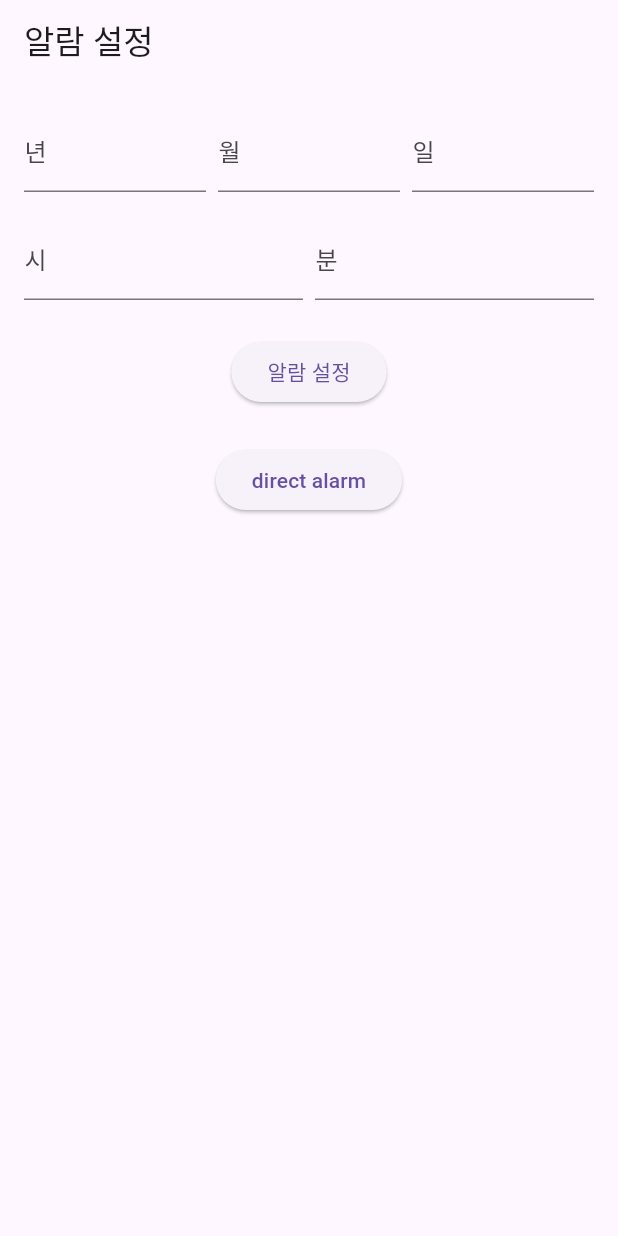
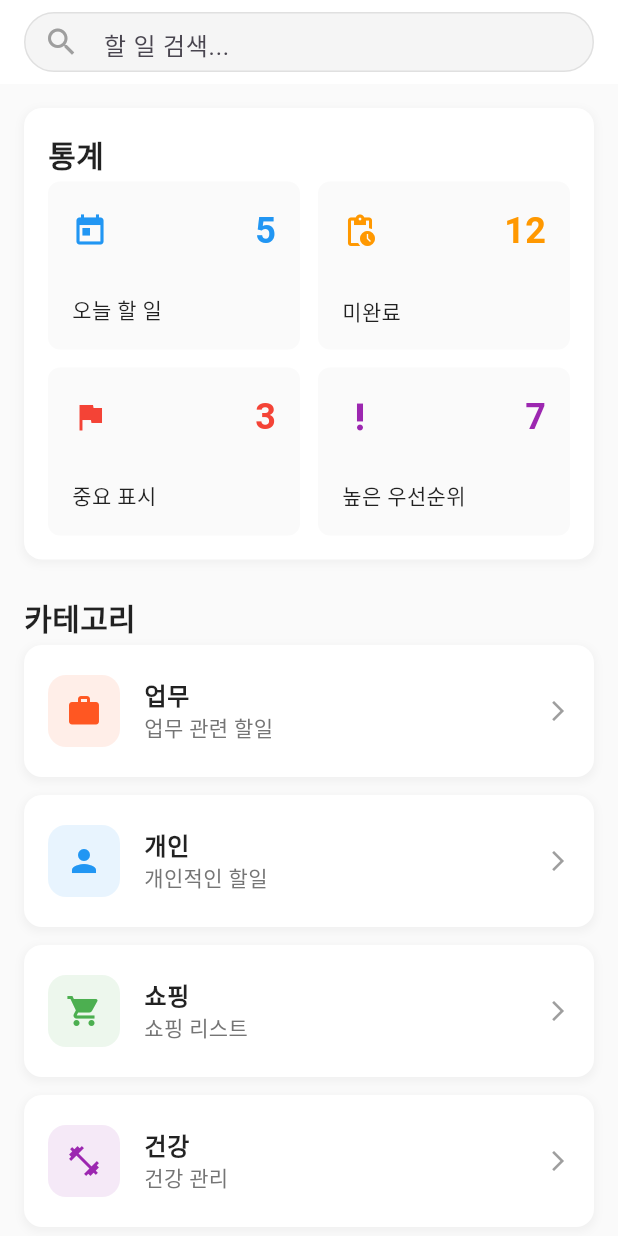
Before and after one commit to ysa5347/reminder, a Flutter app: the screen it shows after launch, on a phone screen of 412 x 824 dp. Run offline on Flutter 3.47's test engine with Material 3 defaults, Android fonts, the light colour scheme and no system bars; our stand-ins replace equatable, floor, flutter_bloc, flutter_local_notifications, get_it, permission_handler and 2 more; accounts and stored records are empty; generated files the repository leaves out were written again.

Commit message:
FEAT; main page view prototype (1)

```diff
--- a/lib/main.dart
+++ b/lib/main.dart
@@ -9,6 +9,7 @@ import 'package:reminder/core/injection_container.dart' as di;
 import 'package:reminder/core/localnotification_setup.dart';
 
 // Presentation imports
+import 'package:reminder/presentation/pages/main/main_page.dart';
 import 'package:reminder/presentation/pages/alarm/alarm_setting_page.dart';
 import 'package:reminder/presentation/blocs/alarm/alarm_bloc.dart';
 
@@ -40,10 +41,7 @@ class MyApp extends StatelessWidget {
         primarySwatch: Colors.blue,
         visualDensity: VisualDensity.adaptivePlatformDensity,
       ),
-      home: BlocProvider(
-        create: (context) => di.getIt<AlarmBloc>(),
-        child: AlarmSettingPage(),
-      ),
+      home: MainPage(),
     );
   }
 }
--- /dev/null
+++ b/lib/presentation/blocs/main/main_bloc.dart
@@ -0,0 +1,95 @@
+import 'package:flutter_bloc/flutter_bloc.dart';
+import 'main_event.dart';
+import 'main_state.dart';
+import '../../../domain/entities/category.dart';
+import '../../../domain/entities/item.dart';
+
+class MainBloc extends Bloc<MainEvent, MainState> {
+  MainBloc() : super(MainInitial()) {
+    on<LoadMainData>(_onLoadMainData);
+    on<RefreshMainData>(_onRefreshMainData);
+    on<SearchItems>(_onSearchItems);
+  }
+
+  Future<void> _onLoadMainData(
+    LoadMainData event,
+    Emitter<MainState> emit,
+  ) async {
+    emit(MainLoading());
+
+    try {
+      // TODO: Implement actual data fetching logic
+      // For now, we'll use mock data
+      final categories = _getMockCategories();
+      final statistics = _getMockStatistics();
+
+      emit(MainLoaded(
+        categories: categories,
+        todayItemsCount: statistics['today']!,
+        incompleteItemsCount: statistics['incomplete']!,
+        flaggedItemsCount: statistics['flagged']!,
+        highPriorityItemsCount: statistics['highPriority']!,
+      ));
+    } catch (error) {
+      emit(MainError(error.toString()));
+    }
+  }
+
+  Future<void> _onRefreshMainData(
+    RefreshMainData event,
+    Emitter<MainState> emit,
+  ) async {
+    await _onLoadMainData(LoadMainData(), emit);
+  }
+
+  Future<void> _onSearchItems(
+    SearchItems event,
+    Emitter<MainState> emit,
+  ) async {
+    // TODO: Implement search functionality
+    // This will be used for the search bar
+    print('Searching for: ${event.query}');
+  }
+
+  List<Category> _getMockCategories() {
+    return [
+      const Category(
+        id: 1,
+        name: '업무',
+        description: '업무 관련 할일',
+        color: '#FF5722',
+        icon: 'work',
+      ),
+      const Category(
+        id: 2,
+        name: '개인',
+        description: '개인적인 할일',
+        color: '#2196F3',
+        icon: 'person',
+      ),
+      const Category(
+        id: 3,
+        name: '쇼핑',
+        description: '쇼핑 리스트',
+        color: '#4CAF50',
+        icon: 'shopping_cart',
+      ),
+      const Category(
+        id: 4,
+        name: '건강',
+        description: '건강 관리',
+        color: '#9C27B0',
+        icon: 'fitness_center',
+      ),
+    ];
+  }
+
+  Map<String, int> _getMockStatistics() {
+    return {
+      'today': 5,
+      'incomplete': 12,
+      'flagged': 3,
+      'highPriority': 7,
+    };
+  }
+}
--- /dev/null
+++ b/lib/presentation/blocs/main/main_event.dart
@@ -0,0 +1,21 @@
+import 'package:equatable/equatable.dart';
+
+abstract class MainEvent extends Equatable {
+  const MainEvent();
+
+  @override
+  List<Object> get props => [];
+}
+
+class LoadMainData extends MainEvent {}
+
+class RefreshMainData extends MainEvent {}
+
+class SearchItems extends MainEvent {
+  final String query;
+
+  const SearchItems(this.query);
+
+  @override
+  List<Object> get props => [query];
+}
--- /dev/null
+++ b/lib/presentation/blocs/main/main_state.dart
@@ -0,0 +1,47 @@
+import 'package:equatable/equatable.dart';
+import '../../../domain/entities/category.dart';
+
+abstract class MainState extends Equatable {
+  const MainState();
+
+  @override
+  List<Object> get props => [];
+}
+
+class MainInitial extends MainState {}
+
+class MainLoading extends MainState {}
+
+class MainLoaded extends MainState {
+  final List<Category> categories;
+  final int todayItemsCount;
+  final int incompleteItemsCount;
+  final int flaggedItemsCount;
+  final int highPriorityItemsCount;
+
+  const MainLoaded({
+    required this.categories,
+    required this.todayItemsCount,
+    required this.incompleteItemsCount,
+    required this.flaggedItemsCount,
+    required this.highPriorityItemsCount,
+  });
+
+  @override
+  List<Object> get props => [
+        categories,
+        todayItemsCount,
+        incompleteItemsCount,
+        flaggedItemsCount,
+        highPriorityItemsCount,
+      ];
+}
+
+class MainError extends MainState {
+  final String message;
+
+  const MainError(this.message);
+
+  @override
+  List<Object> get props => [message];
+}
--- /dev/null
+++ b/lib/presentation/pages/main/main_page.dart
@@ -0,0 +1,17 @@
+import 'package:flutter/material.dart';
+import 'package:flutter_bloc/flutter_bloc.dart';
+import '../../blocs/main/main_bloc.dart';
+import '../../blocs/main/main_event.dart';
+import 'view/main_view.dart';
+
+class MainPage extends StatelessWidget {
+  const MainPage({Key? key}) : super(key: key);
+
+  @override
+  Widget build(BuildContext context) {
+    return BlocProvider(
+      create: (context) => MainBloc()..add(LoadMainData()),
+      child: const MainView(),
+    );
+  }
+}
--- /dev/null
+++ b/lib/presentation/pages/main/view/main_view.dart
@@ -0,0 +1,359 @@
+import 'package:flutter/material.dart';
+import 'package:flutter_bloc/flutter_bloc.dart';
+import '../../../blocs/main/main_bloc.dart';
+import '../../../blocs/main/main_state.dart';
+import '../../../blocs/main/main_event.dart';
+import '../../../../domain/entities/category.dart';
+
+class MainView extends StatefulWidget {
+  const MainView({Key? key}) : super(key: key);
+
+  @override
+  State<MainView> createState() => _MainViewState();
+}
+
+class _MainViewState extends State<MainView> {
+  final TextEditingController _searchController = TextEditingController();
+
+  @override
+  void dispose() {
+    _searchController.dispose();
+    super.dispose();
+  }
+
+  @override
+  Widget build(BuildContext context) {
+    return Scaffold(
+      backgroundColor: Colors.grey[50],
+      body: NestedScrollView(
+        headerSliverBuilder: (BuildContext context, bool innerBoxIsScrolled) {
+          return [
+            SliverAppBar(
+              floating: true,
+              pinned: true,
+              snap: false,
+              backgroundColor: Colors.white,
+              elevation: 0,
+              title: Container(
+                height: 40,
+                decoration: BoxDecoration(
+                  color: Colors.grey[100],
+                  borderRadius: BorderRadius.circular(20),
+                  border: Border.all(color: Colors.grey[300]!),
+                ),
+                child: TextField(
+                  controller: _searchController,
+                  decoration: const InputDecoration(
+                    hintText: '할 일 검색...',
+                    prefixIcon: Icon(Icons.search, color: Colors.grey),
+                    border: InputBorder.none,
+                    contentPadding: EdgeInsets.symmetric(horizontal: 16, vertical: 8),
+                  ),
+                  onChanged: (value) {
+                    context.read<MainBloc>().add(SearchItems(value));
+                  },
+                ),
+              ),
+            ),
+          ];
+        },
+        body: BlocBuilder<MainBloc, MainState>(
+          builder: (context, state) {
+            if (state is MainLoading) {
+              return const Center(child: CircularProgressIndicator());
+            } else if (state is MainError) {
+              return Center(
+                child: Column(
+                  mainAxisAlignment: MainAxisAlignment.center,
+                  children: [
+                    const Icon(Icons.error, size: 64, color: Colors.red),
+                    const SizedBox(height: 16),
+                    Text('오류가 발생했습니다: ${state.message}'),
+                    const SizedBox(height: 16),
+                    ElevatedButton(
+                      onPressed: () {
+                        context.read<MainBloc>().add(RefreshMainData());
+                      },
+                      child: const Text('다시 시도'),
+                    ),
+                  ],
+                ),
+              );
+            } else if (state is MainLoaded) {
+              return RefreshIndicator(
+                onRefresh: () async {
+                  context.read<MainBloc>().add(RefreshMainData());
+                },
+                child: SingleChildScrollView(
+                  padding: const EdgeInsets.all(16),
+                  child: Column(
+                    crossAxisAlignment: CrossAxisAlignment.start,
+                    children: [
+                      _buildStatisticsSection(context, state),
+                      const SizedBox(height: 24),
+                      _buildCategoriesSection(context, state.categories),
+                    ],
+                  ),
+                ),
+              );
+            }
+            return const SizedBox.shrink();
+          },
+        ),
+      ),
+    );
+  }
+
+  Widget _buildStatisticsSection(BuildContext context, MainLoaded state) {
+    return Container(
+      padding: const EdgeInsets.all(16),
+      decoration: BoxDecoration(
+        color: Colors.white,
+        borderRadius: BorderRadius.circular(12),
+        boxShadow: [
+          BoxShadow(
+            color: Colors.grey.withOpacity(0.1),
+            spreadRadius: 1,
+            blurRadius: 4,
+            offset: const Offset(0, 2),
+          ),
+        ],
+      ),
+      child: Column(
+        crossAxisAlignment: CrossAxisAlignment.start,
+        children: [
+        const Text(
+          '통계',
+          style: TextStyle(
+            fontSize: 20,
+            fontWeight: FontWeight.bold,
+            color: Colors.black87,
+          ),
+        ),
+        const SizedBox(height: 4),
+        GridView.count(
+          crossAxisCount: 2,
+          crossAxisSpacing: 12,
+          mainAxisSpacing: 12,
+          shrinkWrap: true,
+          physics: const NeverScrollableScrollPhysics(),
+          childAspectRatio: 1.5,
+          children: [
+            _buildStatCard(
+              context,
+              title: '오늘 할 일',
+              count: state.todayItemsCount,
+              icon: Icons.today,
+              color: Colors.blue,
+              onTap: () => _navigateToItemList(context, 'today'),
+            ),
+            _buildStatCard(
+              context,
+              title: '미완료',
+              count: state.incompleteItemsCount,
+              icon: Icons.pending_actions,
+              color: Colors.orange,
+              onTap: () => _navigateToItemList(context, 'incomplete'),
+            ),
+            _buildStatCard(
+              context,
+              title: '중요 표시',
+              count: state.flaggedItemsCount,
+              icon: Icons.flag,
+              color: Colors.red,
+              onTap: () => _navigateToItemList(context, 'flagged'),
+            ),
+            _buildStatCard(
+              context,
+              title: '높은 우선순위',
+              count: state.highPriorityItemsCount,
+              icon: Icons.priority_high,
+              color: Colors.purple,
+              onTap: () => _navigateToItemList(context, 'highPriority'),
+            ),
+          ],
+        ),
+      ],
+      ),
+    );
+  }
+
+  Widget _buildStatCard(
+    BuildContext context, {
+    required String title,
+    required int count,
+    required IconData icon,
+    required Color color,
+    required VoidCallback onTap,
+  }) {
+    return GestureDetector(
+      onTap: onTap,
+      child: Container(
+        decoration: BoxDecoration(
+          color: Colors.grey[50],
+          borderRadius: BorderRadius.circular(8),
+        ),
+        child: Padding(
+          padding: const EdgeInsets.all(16),
+          child: Column(
+            crossAxisAlignment: CrossAxisAlignment.start,
+            children: [
+              Row(
+                mainAxisAlignment: MainAxisAlignment.spaceBetween,
+                children: [
+                  Icon(
+                    icon,
+                    color: color,
+                    size: 24,
+                  ),
+                  Text(
+                    count.toString(),
+                    style: TextStyle(
+                      fontSize: 24,
+                      fontWeight: FontWeight.bold,
+                      color: color,
+                    ),
+                  ),
+                ],
+              ),
+              const Spacer(),
+              Text(
+                title,
+                style: const TextStyle(
+                  fontSize: 14,
+                  fontWeight: FontWeight.w500,
+                  color: Colors.black87,
+                ),
+              ),
+            ],
+          ),
+        ),
+      ),
+    );
+  }
+
+  Widget _buildCategoriesSection(BuildContext context, List<Category> categories) {
+    return Column(
+      crossAxisAlignment: CrossAxisAlignment.start,
+      children: [
+        const Text(
+          '카테고리',
+          style: TextStyle(
+            fontSize: 20,
+            fontWeight: FontWeight.bold,
+            color: Colors.black87,
+          ),
+        ),
+        const SizedBox(height: 4),
+        ListView.separated(
+          shrinkWrap: true,
+          physics: const NeverScrollableScrollPhysics(),
+          itemCount: categories.length,
+          separatorBuilder: (context, index) => const SizedBox(height: 12),
+          itemBuilder: (context, index) {
+            final category = categories[index];
+            return _buildCategoryCard(context, category);
+          },
+        ),
+      ],
+    );
+  }
+
+  Widget _buildCategoryCard(BuildContext context, Category category) {
+    final color = _parseColor(category.color ?? '#2196F3');
+    final iconData = _parseIcon(category.icon ?? 'category');
+
+    return GestureDetector(
+      onTap: () => _navigateToCategoryItems(context, category),
+      child: Container(
+        decoration: BoxDecoration(
+          color: Colors.white,
+          borderRadius: BorderRadius.circular(12),
+          boxShadow: [
+            BoxShadow(
+              color: Colors.grey.withOpacity(0.1),
+              spreadRadius: 1,
+              blurRadius: 4,
+              offset: const Offset(0, 2),
+            ),
+          ],
+        ),
+        child: ListTile(
+          contentPadding: const EdgeInsets.symmetric(horizontal: 16, vertical: 8),
+          leading: Container(
+            width: 48,
+            height: 48,
+            decoration: BoxDecoration(
+              color: color.withOpacity(0.1),
+              borderRadius: BorderRadius.circular(12),
+            ),
+            child: Icon(
+              iconData,
+              color: color,
+              size: 24,
+            ),
+          ),
+          title: Text(
+            category.name,
+            style: const TextStyle(
+              fontSize: 16,
+              fontWeight: FontWeight.w600,
+              color: Colors.black87,
+            ),
+          ),
+          subtitle: category.description != null
+              ? Text(
+                  category.description!,
+                  style: TextStyle(
+                    fontSize: 14,
+                    color: Colors.grey[600],
+                  ),
+                )
+              : null,
+          trailing: const Icon(
+            Icons.arrow_forward_ios,
+            size: 16,
+            color: Colors.grey,
+          ),
+        ),
+      ),
+    );
+  }
+
+  Color _parseColor(String colorString) {
+    try {
+      return Color(int.parse(colorString.replaceFirst('#', '0xFF')));
+    } catch (e) {
+      return Colors.blue;
+    }
+  }
+
+  IconData _parseIcon(String iconString) {
+    switch (iconString) {
+      case 'work':
+        return Icons.work;
+      case 'person':
+        return Icons.person;
+      case 'shopping_cart':
+        return Icons.shopping_cart;
+      case 'fitness_center':
+        return Icons.fitness_center;
+      default:
+        return Icons.category;
+    }
+  }
+
+  void _navigateToItemList(BuildContext context, String type) {
+    // TODO: Implement navigation to item list page
+    ScaffoldMessenger.of(context).showSnackBar(
+      SnackBar(content: Text('$type 항목 리스트로 이동 (구현 예정)')),
+    );
+  }
+
+  void _navigateToCategoryItems(BuildContext context, Category category) {
+    // TODO: Implement navigation to category items page
+    ScaffoldMessenger.of(context).showSnackBar(
+      SnackBar(content: Text('${category.name} 카테고리로 이동 (구현 예정)')),
+    );
+  }
+}
```
